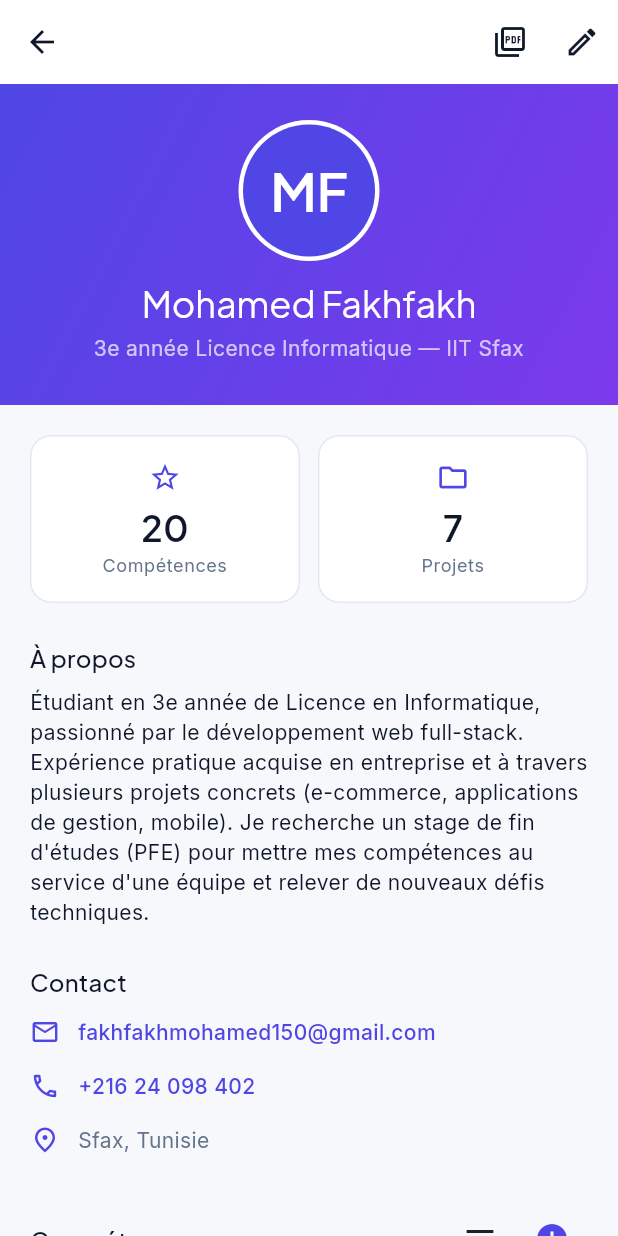
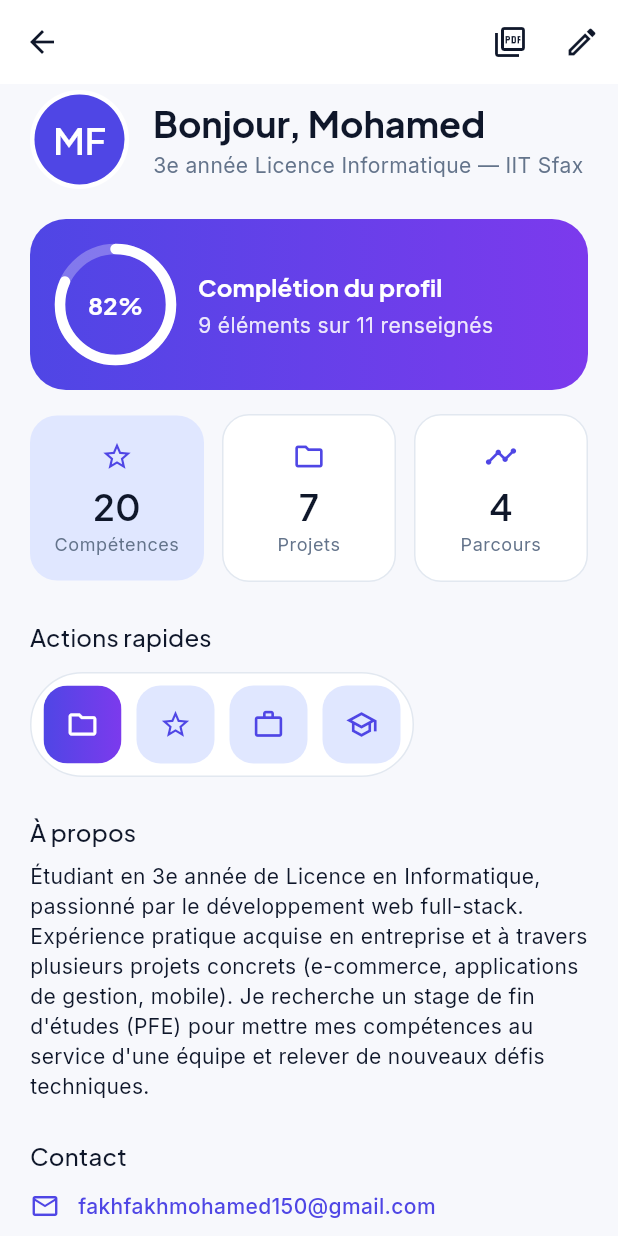
Before and after one commit to mohamedfakhfakh01/myportfolio, a Flutter app: the screen it shows after launch, after a tap on "MF", on a phone screen of 412 x 824 dp. Run offline on Flutter 3.47's test engine with Material 3 defaults, Android fonts, the phone set to English and light mode, and no system bars; our stand-ins replace google_fonts, image_picker, pdf, printing, sqflite; accounts and stored records are empty; network calls fail.

Commit message:
feat: tableau de bord du profil (salutation, complétion, stats, actions)
Reprend la structure du design de référence sur la page profil :
- salutation « Bonjour, prénom » avec avatar, à la place du bandeau ;
- carte de complétion en dégradé avec anneau de progression, calculée
  depuis les 11 champs réellement remplis (score justifiable, non inventé) ;
- 3 tuiles de stats (compétences surlignée, projets, parcours) ;
- rangée d'actions rapides en pilule (ajout projet/compétence/expérience/
  formation), la première mise en avant.

Ajoute 5 tests sur le calcul de complétion. 45 → 50 tests.

Co-Authored-By: Claude Opus 5 <noreply@anthropic.com>

```diff
--- /dev/null
+++ b/lib/features/portfolio/domain/profile_completion.dart
@@ -0,0 +1,47 @@
+import '../../../shared/models/experience.dart';
+import '../../../shared/models/student.dart';
+
+/// Résultat du calcul de complétion d'un portfolio.
+class ProfileCompletion {
+  const ProfileCompletion({required this.done, required this.total});
+
+  /// Nombre de critères renseignés.
+  final int done;
+
+  /// Nombre total de critères.
+  final int total;
+
+  /// Pourcentage arrondi (0 à 100).
+  int get percent => total == 0 ? 0 : ((done / total) * 100).round();
+
+  /// Valeur entre 0 et 1, pour l'anneau de progression.
+  double get fraction => total == 0 ? 0 : done / total;
+}
+
+/// Calcule la complétion d'un portfolio à partir des données **réellement
+/// saisies**.
+///
+/// Rien n'est inventé : chaque critère correspond à un champ que l'étudiant
+/// peut remplir lui-même dans l'app. Le score est donc toujours justifiable.
+ProfileCompletion profileCompletion(Student student) {
+  bool filled(String? value) => value != null && value.trim().isNotEmpty;
+
+  final List<bool> criteria = [
+    filled(student.photoPath),
+    filled(student.bio),
+    filled(student.email),
+    filled(student.phone),
+    filled(student.linkedin),
+    filled(student.location),
+    filled(student.githubUsername),
+    student.skills.isNotEmpty,
+    student.projects.isNotEmpty,
+    student.experiences.any((e) => e.kind == ExperienceKind.experience),
+    student.experiences.any((e) => e.kind == ExperienceKind.education),
+  ];
+
+  return ProfileCompletion(
+    done: criteria.where((ok) => ok).length,
+    total: criteria.length,
+  );
+}
--- a/lib/features/portfolio/presentation/pages/profile_page.dart
+++ b/lib/features/portfolio/presentation/pages/profile_page.dart
@@ -4,6 +4,7 @@ import 'package:provider/provider.dart';
 
 import '../../../../app/theme/app_colors.dart';
 import '../../../../core/widgets/fade_slide_route.dart';
+import '../../domain/profile_completion.dart';
 import '../../services/portfolio_pdf.dart';
 import '../../../../l10n/app_localizations.dart';
 import '../../../../shared/models/skill.dart';
@@ -14,9 +15,11 @@ import '../../providers/portfolio_provider.dart';
 import '../widgets/contact_section.dart';
 import '../widgets/experience_card.dart';
 import '../widgets/experience_form_dialog.dart';
+import '../widgets/profile_completion_card.dart';
 import '../widgets/project_card.dart';
 import '../widgets/project_form_dialog.dart';
 import 'project_detail_page.dart';
+import '../widgets/quick_actions_row.dart';
 import '../widgets/skill_category_label.dart';
 import '../widgets/skill_level_tile.dart';
 import '../widgets/stat_tile.dart';
@@ -58,6 +61,11 @@ class _ProfilePageState extends State<ProfilePage> {
     final AppLocalizations l = AppLocalizations.of(context);
     // On écoute le provider : l'étudiant est toujours à jour.
     final student = context.watch<PortfolioProvider>().studentById(studentId);
+
+    // Complétion du portfolio, calculée depuis les champs réellement remplis.
+    final ProfileCompletion completion = profileCompletion(student);
+    // Prénom pour la salutation (premier mot du nom complet).
+    final String firstName = student.fullName.trim().split(' ').first;
 
     // Listes triées selon le critère choisi (on copie pour ne pas modifier
     // l'original).
@@ -125,36 +133,38 @@ class _ProfilePageState extends State<ProfilePage> {
         child: Column(
           crossAxisAlignment: CrossAxisAlignment.stretch,
           children: [
-            // --- En-tête : bandeau dégradé avec avatar + nom + filière ---
-            Container(
-              padding: const EdgeInsets.fromLTRB(20, 24, 20, 28),
-              decoration: const BoxDecoration(
-                gradient: LinearGradient(
-                  colors: [AppColors.primary, AppColors.violet],
-                  begin: Alignment.topLeft,
-                  end: Alignment.bottomRight,
-                ),
-              ),
-              child: Column(
+            // --- Salutation : avatar + « Bonjour, prénom » + filière ---
+            Padding(
+              padding: const EdgeInsets.fromLTRB(20, 4, 20, 0),
+              child: Row(
                 children: [
                   // Avatar animé (Hero) : même tag que sur la carte d'accueil.
                   StudentAvatar(
                     heroTag: 'avatar-${student.id}',
                     initials: student.initials,
                     photoPath: student.photoPath,
-                    radius: 44,
+                    radius: 30,
                   ),
-                  const SizedBox(height: 12),
-                  Text(
-                    student.fullName,
-                    textAlign: TextAlign.center,
-                    style: text.headlineSmall?.copyWith(color: Colors.white),
-                  ),
-                  const SizedBox(height: 4),
-                  Text(
-                    student.field,
-                    textAlign: TextAlign.center,
-                    style: text.bodyMedium?.copyWith(color: Colors.white70),
+                  const SizedBox(width: 16),
+                  Expanded(
+                    child: Column(
+                      crossAxisAlignment: CrossAxisAlignment.start,
+                      children: [
+                        Text(
+                          l.greetingName(firstName),
+                          style: text.headlineSmall?.copyWith(
+                            fontWeight: FontWeight.w700,
+                          ),
+                        ),
+                        const SizedBox(height: 2),
+                        Text(
+                          student.field,
+                          style: text.bodyMedium?.copyWith(
+                            color: AppColors.textSecondary,
+                          ),
+                        ),
+                      ],
+                    ),
                   ),
                 ],
               ),
@@ -166,7 +176,11 @@ class _ProfilePageState extends State<ProfilePage> {
               child: Column(
                 crossAxisAlignment: CrossAxisAlignment.start,
                 children: [
-                  // --- Statistiques (compétences, projets) ---
+                  // --- Complétion du portfolio (score calculé, non inventé) ---
+                  ProfileCompletionCard(completion: completion),
+                  const SizedBox(height: 16),
+
+                  // --- Statistiques (compétences, projets, parcours) ---
                   Row(
                     children: [
                       Expanded(
@@ -174,6 +188,7 @@ class _ProfilePageState extends State<ProfilePage> {
                           label: l.skills,
                           value: '${student.skills.length}',
                           icon: Icons.star_outline,
+                          highlighted: true,
                         ),
                       ),
                       const SizedBox(width: 12),
@@ -182,6 +197,57 @@ class _ProfilePageState extends State<ProfilePage> {
                           label: l.projects,
                           value: '${student.projects.length}',
                           icon: Icons.folder_outlined,
+                        ),
+                      ),
+                      const SizedBox(width: 12),
+                      Expanded(
+                        child: StatTile(
+                          label: l.journey,
+                          value: '${student.experiences.length}',
+                          icon: Icons.timeline_outlined,
+                        ),
+                      ),
+                    ],
+                  ),
+                  const SizedBox(height: 24),
+
+                  // --- Actions rapides (raccourcis d'ajout) ---
+                  Text(l.quickActions, style: text.titleMedium),
+                  const SizedBox(height: 12),
+                  QuickActionsRow(
+                    actions: [
+                      QuickAction(
+                        icon: Icons.folder_outlined,
+                        tooltip: l.addProject,
+                        onTap: () => showProjectFormDialog(
+                          context,
+                          studentId: studentId,
+                        ),
+                      ),
+                      QuickAction(
+                        icon: Icons.star_outline,
+                        tooltip: l.addSkill,
+                        onTap: () => showSkillFormDialog(
+                          context,
+                          studentId: studentId,
+                        ),
+                      ),
+                      QuickAction(
+                        icon: Icons.work_outline,
+                        tooltip: l.addExperience,
+                        onTap: () => showExperienceFormDialog(
+                          context,
+                          studentId: studentId,
+                          defaultKind: ExperienceKind.experience,
+                        ),
+                      ),
+                      QuickAction(
+                        icon: Icons.school_outlined,
+                        tooltip: l.addEducation,
+                        onTap: () => showExperienceFormDialog(
+                          context,
+                          studentId: studentId,
+                          defaultKind: ExperienceKind.education,
                         ),
                       ),
                     ],
--- /dev/null
+++ b/lib/features/portfolio/presentation/widgets/profile_completion_card.dart
@@ -0,0 +1,96 @@
+import 'package:flutter/material.dart';
+
+import '../../../../app/theme/app_colors.dart';
+import '../../../../l10n/app_localizations.dart';
+import '../../domain/profile_completion.dart';
+
+/// Carte « Complétion du profil » : grand bandeau en dégradé indigo → violet
+/// avec un anneau de progression, le titre et le détail chiffré.
+///
+/// Le pourcentage est **calculé depuis les champs réellement remplis**
+/// (voir [profileCompletion]) : ce n'est pas un score inventé.
+class ProfileCompletionCard extends StatelessWidget {
+  const ProfileCompletionCard({super.key, required this.completion});
+
+  final ProfileCompletion completion;
+
+  @override
+  Widget build(BuildContext context) {
+    final TextTheme text = Theme.of(context).textTheme;
+    final AppLocalizations l = AppLocalizations.of(context);
+
+    return Container(
+      width: double.infinity,
+      padding: const EdgeInsets.all(20),
+      decoration: BoxDecoration(
+        gradient: const LinearGradient(
+          colors: [AppColors.primary, AppColors.violet],
+          begin: Alignment.centerLeft,
+          end: Alignment.centerRight,
+        ),
+        borderRadius: BorderRadius.circular(24),
+      ),
+      child: Row(
+        children: [
+          // Anneau de progression avec le pourcentage au centre.
+          SizedBox(
+            width: 74,
+            height: 74,
+            child: Stack(
+              alignment: Alignment.center,
+              children: [
+                SizedBox.expand(
+                  child: TweenAnimationBuilder<double>(
+                    tween: Tween<double>(begin: 0, end: completion.fraction),
+                    duration: const Duration(milliseconds: 700),
+                    curve: Curves.easeOutCubic,
+                    builder: (context, value, _) => CircularProgressIndicator(
+                      value: value,
+                      strokeWidth: 7,
+                      strokeCap: StrokeCap.round,
+                      backgroundColor: Colors.white.withValues(alpha: 0.28),
+                      valueColor:
+                          const AlwaysStoppedAnimation<Color>(Colors.white),
+                    ),
+                  ),
+                ),
+                Text(
+                  '${completion.percent}%',
+                  style: text.titleMedium?.copyWith(
+                    color: Colors.white,
+                    fontWeight: FontWeight.w700,
+                  ),
+                ),
+              ],
+            ),
+          ),
+          const SizedBox(width: 18),
+          Expanded(
+            child: Column(
+              crossAxisAlignment: CrossAxisAlignment.start,
+              children: [
+                Text(
+                  l.profileCompletionTitle,
+                  style: text.titleMedium?.copyWith(
+                    color: Colors.white,
+                    fontWeight: FontWeight.w700,
+                  ),
+                ),
+                const SizedBox(height: 4),
+                Text(
+                  l.profileCompletionSubtitle(
+                    completion.done,
+                    completion.total,
+                  ),
+                  style: text.bodyMedium?.copyWith(
+                    color: Colors.white.withValues(alpha: 0.88),
+                  ),
+                ),
+              ],
+            ),
+          ),
+        ],
+      ),
+    );
+  }
+}
--- /dev/null
+++ b/lib/features/portfolio/presentation/widgets/quick_actions_row.dart
@@ -0,0 +1,90 @@
+import 'package:flutter/material.dart';
+
+import '../../../../app/theme/app_colors.dart';
+
+/// Une action rapide : une icône, une info-bulle et ce qu'elle déclenche.
+class QuickAction {
+  const QuickAction({
+    required this.icon,
+    required this.tooltip,
+    required this.onTap,
+  });
+
+  final IconData icon;
+  final String tooltip;
+  final VoidCallback onTap;
+}
+
+/// Rangée d'**actions rapides** dans un conteneur en pilule (style du design).
+///
+/// La première action est mise en avant (dégradé indigo → violet, icône
+/// blanche) ; les suivantes sont sur fond indigo très doux.
+class QuickActionsRow extends StatelessWidget {
+  const QuickActionsRow({super.key, required this.actions});
+
+  final List<QuickAction> actions;
+
+  @override
+  Widget build(BuildContext context) {
+    return Align(
+      alignment: Alignment.centerLeft,
+      child: Container(
+        padding: const EdgeInsets.all(8),
+        decoration: BoxDecoration(
+          color: AppColors.surface,
+          borderRadius: BorderRadius.circular(999),
+          border: Border.all(color: AppColors.border),
+        ),
+        child: Row(
+          mainAxisSize: MainAxisSize.min,
+          children: [
+            for (int i = 0; i < actions.length; i++) ...[
+              if (i > 0) const SizedBox(width: 10),
+              _ActionButton(action: actions[i], highlighted: i == 0),
+            ],
+          ],
+        ),
+      ),
+    );
+  }
+}
+
+/// Un bouton carré arrondi d'action rapide.
+class _ActionButton extends StatelessWidget {
+  const _ActionButton({required this.action, required this.highlighted});
+
+  final QuickAction action;
+  final bool highlighted;
+
+  @override
+  Widget build(BuildContext context) {
+    return Tooltip(
+      message: action.tooltip,
+      child: Material(
+        color: highlighted ? Colors.transparent : AppColors.primarySoft,
+        borderRadius: BorderRadius.circular(16),
+        child: InkWell(
+          borderRadius: BorderRadius.circular(16),
+          onTap: action.onTap,
+          child: Ink(
+            width: 52,
+            height: 52,
+            decoration: BoxDecoration(
+              gradient: highlighted
+                  ? const LinearGradient(
+                      colors: [AppColors.primary, AppColors.violet],
+                    )
+                  : null,
+              borderRadius: BorderRadius.circular(16),
+            ),
+            child: Icon(
+              action.icon,
+              size: 22,
+              color: highlighted ? Colors.white : AppColors.primary,
+            ),
+          ),
+        ),
+      ),
+    );
+  }
+}
--- a/lib/features/portfolio/presentation/widgets/stat_tile.dart
+++ b/lib/features/portfolio/presentation/widgets/stat_tile.dart
@@ -12,11 +12,15 @@ class StatTile extends StatelessWidget {
     required this.label,
     required this.value,
     required this.icon,
+    this.highlighted = false,
   });
 
   final String label;
   final String value;
   final IconData icon;
+
+  /// Mise en avant : fond indigo doux et sans bordure (style du design).
+  final bool highlighted;
 
   @override
   Widget build(BuildContext context) {
@@ -25,9 +29,9 @@ class StatTile extends StatelessWidget {
     return Container(
       padding: const EdgeInsets.symmetric(vertical: 16, horizontal: 12),
       decoration: BoxDecoration(
-        color: AppColors.surface,
-        borderRadius: BorderRadius.circular(14),
-        border: Border.all(color: AppColors.border),
+        color: highlighted ? AppColors.primarySoft : AppColors.surface,
+        borderRadius: BorderRadius.circular(18),
+        border: highlighted ? null : Border.all(color: AppColors.border),
       ),
       child: Column(
         children: [
--- a/lib/l10n/app_en.arb
+++ b/lib/l10n/app_en.arb
@@ -97,6 +97,20 @@
   "technologiesLabel": "Technologies (comma-separated)",
   "technologiesHint": "e.g. Flutter, Dart, Firebase",
 
+  "greetingName": "Hello, {name}",
+  "@greetingName": {
+    "placeholders": { "name": { "type": "String" } }
+  },
+  "profileCompletionTitle": "Profile completion",
+  "profileCompletionSubtitle": "{done} of {total} items filled",
+  "@profileCompletionSubtitle": {
+    "placeholders": {
+      "done": { "type": "int" },
+      "total": { "type": "int" }
+    }
+  },
+  "quickActions": "Quick actions",
+  "journey": "Journey",
   "experienceTitle": "Experience",
   "educationTitle": "Education",
   "addExperience": "Add an experience",
--- a/lib/l10n/app_fr.arb
+++ b/lib/l10n/app_fr.arb
@@ -117,6 +117,20 @@
   "technologiesLabel": "Technologies (séparées par des virgules)",
   "technologiesHint": "Ex : Flutter, Dart, Firebase",
 
+  "greetingName": "Bonjour, {name}",
+  "@greetingName": {
+    "placeholders": { "name": { "type": "String" } }
+  },
+  "profileCompletionTitle": "Complétion du profil",
+  "profileCompletionSubtitle": "{done} éléments sur {total} renseignés",
+  "@profileCompletionSubtitle": {
+    "placeholders": {
+      "done": { "type": "int" },
+      "total": { "type": "int" }
+    }
+  },
+  "quickActions": "Actions rapides",
+  "journey": "Parcours",
   "experienceTitle": "Expérience",
   "educationTitle": "Formation",
   "addExperience": "Ajouter une expérience",
--- a/lib/l10n/app_localizations.dart
+++ b/lib/l10n/app_localizations.dart
@@ -608,6 +608,36 @@ abstract class AppLocalizations {
   /// **'Ex : Flutter, Dart, Firebase'**
   String get technologiesHint;
 
+  /// No description provided for @greetingName.
+  ///
+  /// In fr, this message translates to:
+  /// **'Bonjour, {name}'**
+  String greetingName(String name);
+
+  /// No description provided for @profileCompletionTitle.
+  ///
+  /// In fr, this message translates to:
+  /// **'Complétion du profil'**
+  String get profileCompletionTitle;
+
+  /// No description provided for @profileCompletionSubtitle.
+  ///
+  /// In fr, this message translates to:
+  /// **'{done} éléments sur {total} renseignés'**
+  String profileCompletionSubtitle(int done, int total);
+
+  /// No description provided for @quickActions.
+  ///
+  /// In fr, this message translates to:
+  /// **'Actions rapides'**
+  String get quickActions;
+
+  /// No description provided for @journey.
+  ///
+  /// In fr, this message translates to:
+  /// **'Parcours'**
+  String get journey;
+
   /// No description provided for @experienceTitle.
   ///
   /// In fr, this message translates to:
--- a/lib/l10n/app_localizations_en.dart
+++ b/lib/l10n/app_localizations_en.dart
@@ -277,6 +277,25 @@ class AppLocalizationsEn extends AppLocalizations {
   String get technologiesHint => 'e.g. Flutter, Dart, Firebase';
 
   @override
+  String greetingName(String name) {
+    return 'Hello, $name';
+  }
+
+  @override
+  String get profileCompletionTitle => 'Profile completion';
+
+  @override
+  String profileCompletionSubtitle(int done, int total) {
+    return '$done of $total items filled';
+  }
+
+  @override
+  String get quickActions => 'Quick actions';
+
+  @override
+  String get journey => 'Journey';
+
+  @override
   String get experienceTitle => 'Experience';
 
   @override
--- a/lib/l10n/app_localizations_fr.dart
+++ b/lib/l10n/app_localizations_fr.dart
@@ -278,6 +278,25 @@ class AppLocalizationsFr extends AppLocalizations {
   String get technologiesHint => 'Ex : Flutter, Dart, Firebase';
 
   @override
+  String greetingName(String name) {
+    return 'Bonjour, $name';
+  }
+
+  @override
+  String get profileCompletionTitle => 'Complétion du profil';
+
+  @override
+  String profileCompletionSubtitle(int done, int total) {
+    return '$done éléments sur $total renseignés';
+  }
+
+  @override
+  String get quickActions => 'Actions rapides';
+
+  @override
+  String get journey => 'Parcours';
+
+  @override
   String get experienceTitle => 'Expérience';
 
   @override
```
Also changed, not shown: 1 other file.
